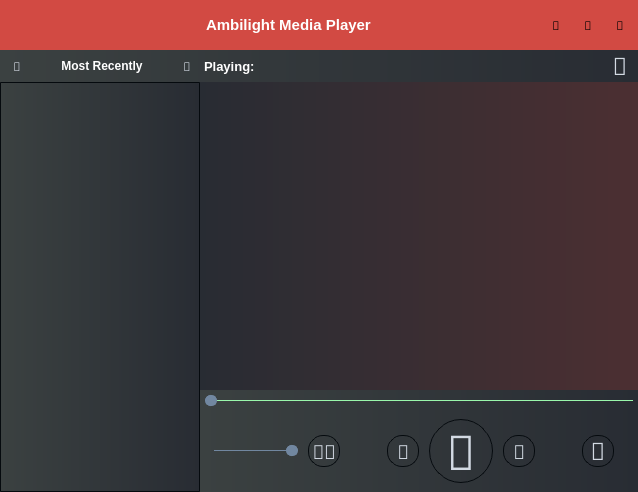
Qt form src/Settings/ALPlayer.ui (CankayaUniversity/ceng-407-408-2021-2022-Ambilight-Media-Player) before a commit.
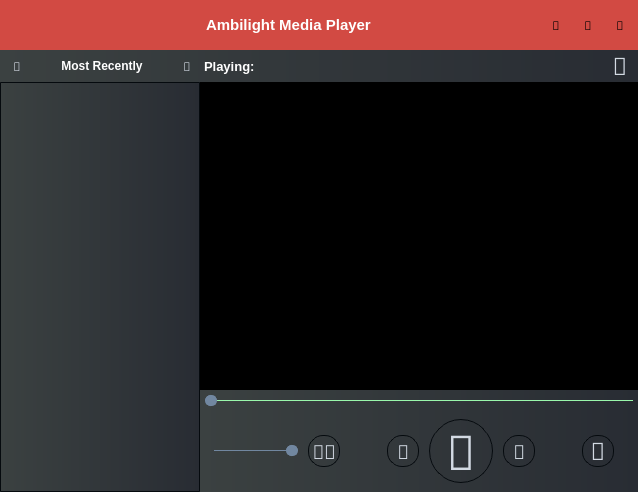
The same form after that commit. Icons and pictures are not drawn.

What changed in the file:
```diff
--- a/src/Settings/ALPlayer.ui
+++ b/src/Settings/ALPlayer.ui
@@ -968,7 +968,7 @@
                 </property>
                 <property name="styleSheet">
                  <string notr="true">QWidget{
-background-color: qlineargradient(spread:pad, x1:0, y1:0, x2:1, y2:0, stop:0 rgba(40, 44, 51, 255), stop:1 rgba(76, 47, 50, 255));
+background-color: rgb(0, 0, 0);
 
 background-image: url(./Settings/images/biglogo.png);
 background-repeat:no-repeat;
@@ -996,7 +996,19 @@
                  <item>
                   <layout class="QVBoxLayout" name="playvideoLayout">
                    <property name="spacing">
-                    <number>0</number>
+                    <number>5</number>
+                   </property>
+                   <property name="leftMargin">
+                    <number>5</number>
+                   </property>
+                   <property name="topMargin">
+                    <number>5</number>
+                   </property>
+                   <property name="rightMargin">
+                    <number>5</number>
+                   </property>
+                   <property name="bottomMargin">
+                    <number>5</number>
                    </property>
                   </layout>
                  </item>
```
